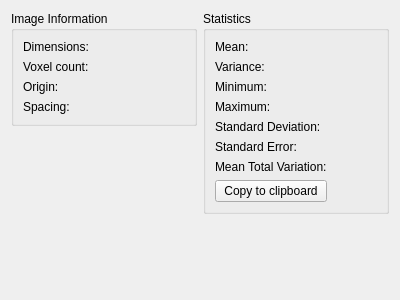
josefkoller/ambient_image_processor, file source/modules/image_information/ImageInformationWidget.ui: the form before one commit.
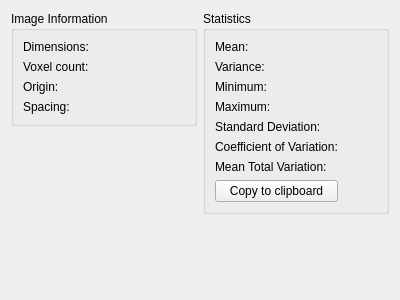
The form after the commit.

Patch:
```diff
--- a/source/modules/image_information/ImageInformationWidget.ui
+++ b/source/modules/image_information/ImageInformationWidget.ui
@@ -131,7 +131,7 @@
       <item row="5" column="0">
        <widget class="QLabel" name="standard_error_text_label">
         <property name="text">
-         <string>Standard Error:</string>
+         <string>Coefficient of Variation:</string>
         </property>
        </widget>
       </item>
```
Left out of the diff: 4 changed lines with no effect on the pictures.
